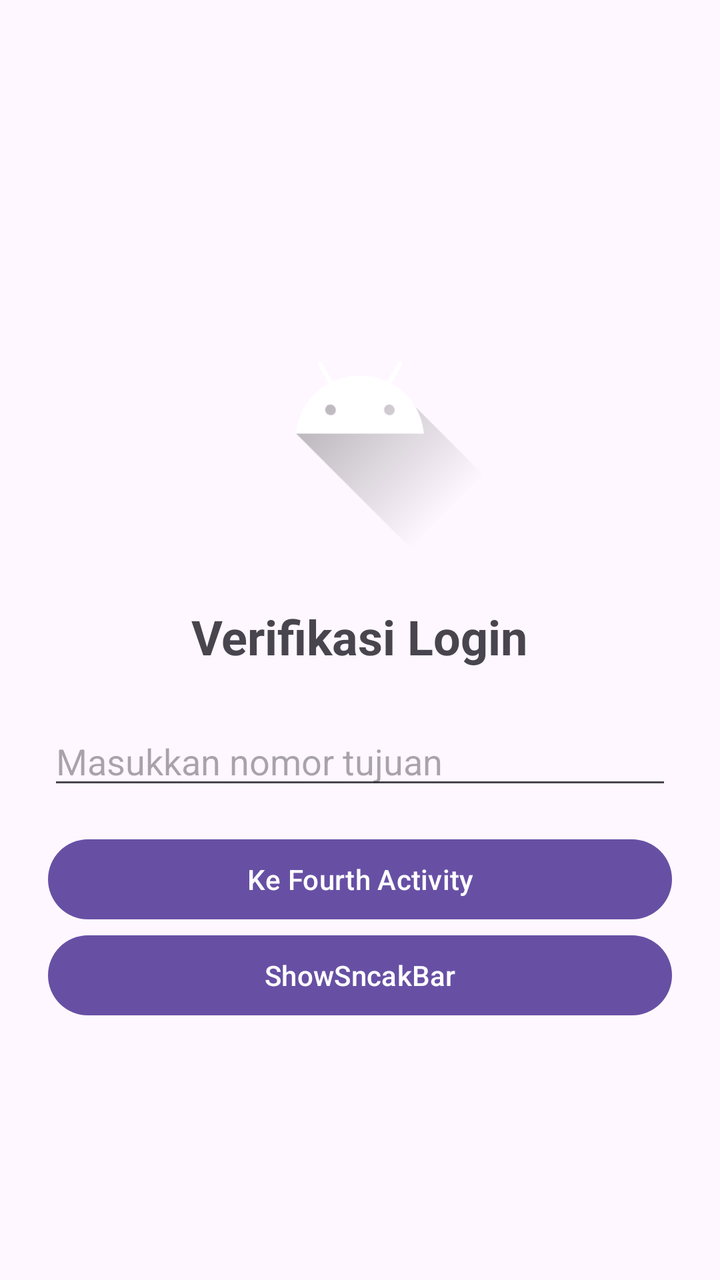
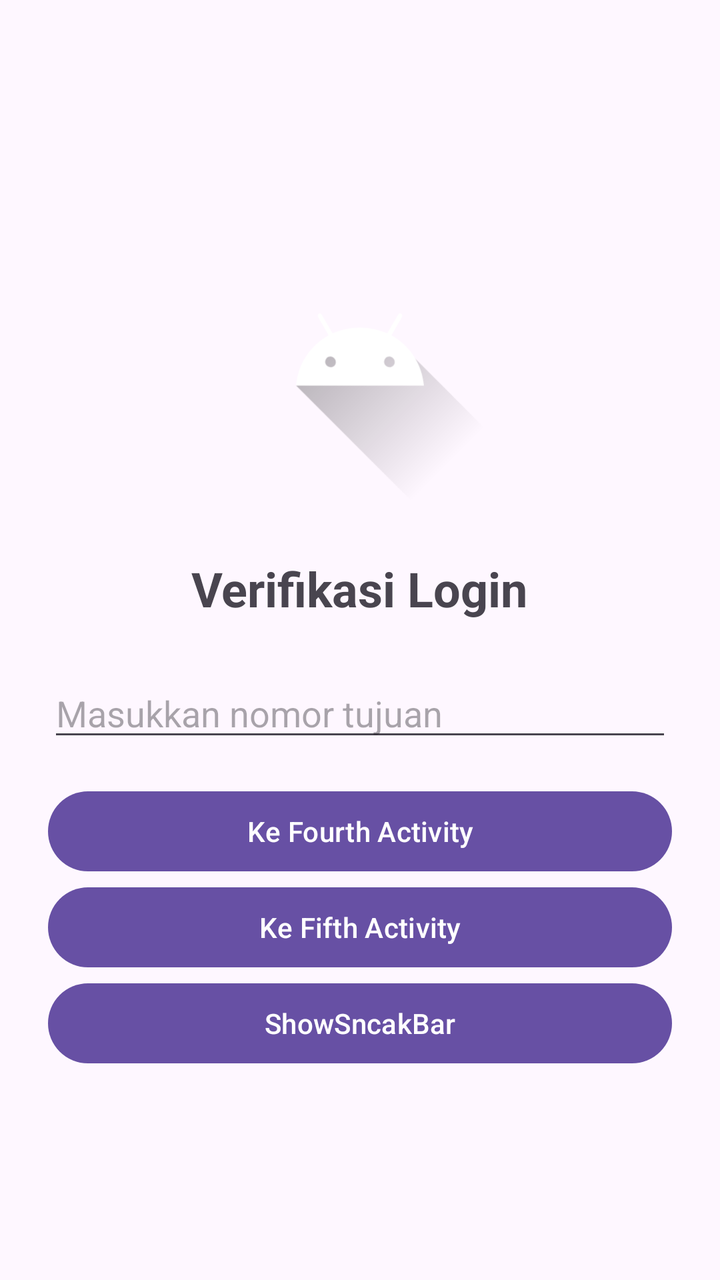

An Android layout rendered at two revisions. The XML below is the earlier revision; the diff shows what the commit changed to produce the second picture.
<!-- AndroidManifest.xml: application theme Theme.Per3Sefriansyah_3TIE -->
<!-- res/layout/activity_main.xml -->
<?xml version="1.0" encoding="utf-8"?>
<LinearLayout xmlns:android="http://schemas.android.com/apk/res/android"
    android:layout_width="match_parent"
    android:layout_height="match_parent"
    android:orientation="vertical"
    android:gravity="center"
    android:padding="24dp">

    
    <ImageView
        android:layout_width="150dp"
        android:layout_height="150dp"
        android:src="@drawable/ic_launcher_foreground"
        android:contentDescription="Logo"
        android:layout_marginBottom="24dp" />

    
    <TextView
        android:layout_width="wrap_content"
        android:layout_height="wrap_content"
        android:text="Verifikasi Login"
        android:textSize="24sp"
        android:textStyle="bold"
        android:layout_marginBottom="24dp" />

    
    <EditText
        android:id="@+id/inputNoTujuan"
        android:layout_width="match_parent"
        android:layout_height="wrap_content"
        android:hint="Masukkan nomor tujuan"
        android:inputType="phone"
        android:layout_marginBottom="16dp" />

    
    <Button
        android:id="@+id/btnToFourth"
        android:layout_width="match_parent"
        android:layout_height="wrap_content"
        android:text="Ke Fourth Activity" />
    <Button
        android:id="@+id/btnShowSnackbar"
        android:layout_width="match_parent"
        android:layout_height="wrap_content"
        android:text="ShowSncakBar" />
</LinearLayout>
<!-- resources referenced by this layout -->
<resources>
  <!-- drawable ic_launcher_foreground (drawable) -->
  <vector xmlns:android="http://schemas.android.com/apk/res/android"
      xmlns:aapt="http://schemas.android.com/aapt"
      android:width="108dp"
      android:height="108dp"
      android:viewportWidth="108"
      android:viewportHeight="108">
      <path android:pathData="M31,63.928c0,0 6.4,-11 12.1,-13.1c7.2,-2.6 26,-1.4 26,-1.4l38.1,38.1L107,108.928l-32,-1L31,63.928z">
          <aapt:attr name="android:fillColor">
              <gradient
                  android:endX="85.84757"
                  android:endY="92.4963"
                  android:startX="42.9492"
                  android:startY="49.59793"
                  android:type="linear">
                  <item
                      android:color="#44000000"
                      android:offset="0.0" />
                  <item
                      android:color="#00000000"
                      android:offset="1.0" />
              </gradient>
          </aapt:attr>
      </path>
      <path
          android:fillColor="#FFFFFF"
          android:fillType="nonZero"
          android:pathData="M65.3,45.828l3.8,-6.6c0.2,-0.4 0.1,-0.9 -0.3,-1.1c-0.4,-0.2 -0.9,-0.1 -1.1,0.3l-3.9,6.7c-6.3,-2.8 -13.4,-2.8 -19.7,0l-3.9,-6.7c-0.2,-0.4 -0.7,-0.5 -1.1,-0.3C38.8,38.328 38.7,38.828 38.9,39.228l3.8,6.6C36.2,49.428 31.7,56.028 31,63.928h46C76.3,56.028 71.8,49.428 65.3,45.828zM43.4,57.328c-0.8,0 -1.5,-0.5 -1.8,-1.2c-0.3,-0.7 -0.1,-1.5 0.4,-2.1c0.5,-0.5 1.4,-0.7 2.1,-0.4c0.7,0.3 1.2,1 1.2,1.8C45.3,56.528 44.5,57.328 43.4,57.328L43.4,57.328zM64.6,57.328c-0.8,0 -1.5,-0.5 -1.8,-1.2s-0.1,-1.5 0.4,-2.1c0.5,-0.5 1.4,-0.7 2.1,-0.4c0.7,0.3 1.2,1 1.2,1.8C66.5,56.528 65.6,57.328 64.6,57.328L64.6,57.328z"
          android:strokeWidth="1"
          android:strokeColor="#00000000" />
  </vector>
  <style name="Theme.Per3Sefriansyah_3TIE" parent="Base.Theme.Per3Sefriansyah_3TIE" />
  <style name="Base.Theme.Per3Sefriansyah_3TIE" parent="Theme.Material3.DayNight.NoActionBar">
          
          
      </style>
</resources>

<!-- the commit's change to res/layout/activity_main.xml (unified diff, before → after) -->
@@ -38,6 +38,13 @@
         android:layout_width="match_parent"
         android:layout_height="wrap_content"
         android:text="Ke Fourth Activity" />
+
+    <Button
+        android:id="@+id/btnToFifth"
+        android:layout_width="match_parent"
+        android:layout_height="wrap_content"
+        android:text="Ke Fifth Activity" />
+
     <Button
         android:id="@+id/btnShowSnackbar"
         android:layout_width="match_parent"
